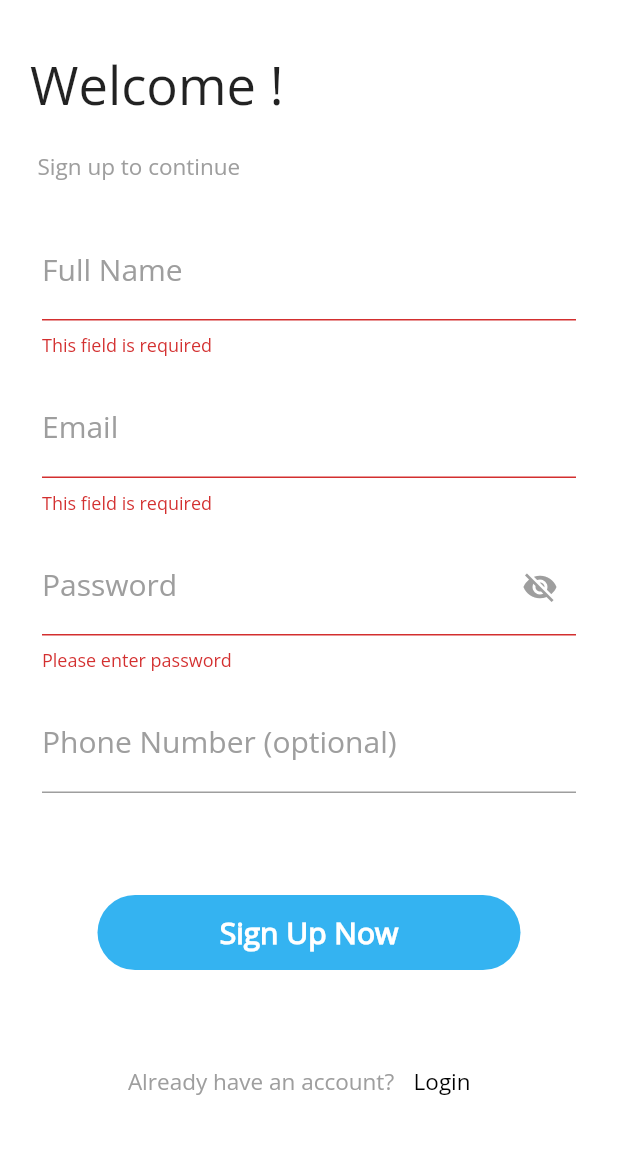
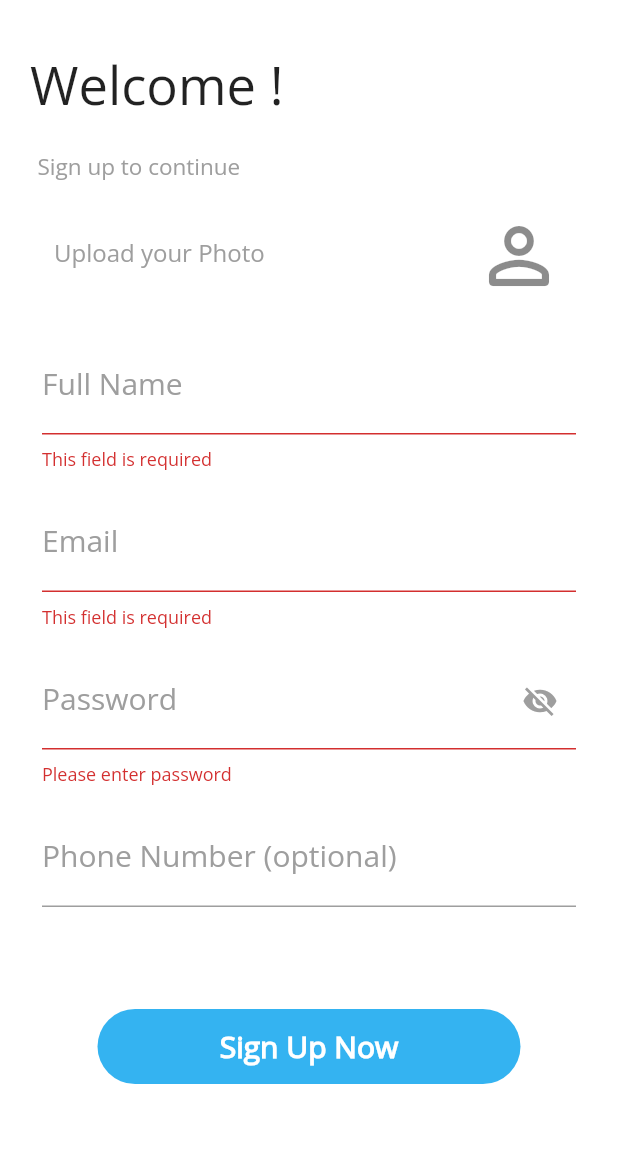
Before and after one commit to yazanR2000/StackExchange, a Flutter app: the SignUp screen opened by its route, after a tap on "Sign Up Now", on a phone screen of 412 x 824 dp, the part 65-1219 px from its top. Run offline on Flutter 3.47's test engine with Material 2 defaults, Android fonts, the phone set to English and light mode, and no system bars; our stand-ins replace cloud_firestore, firebase_auth, firebase_core, firebase_storage, font_awesome_flutter, google_sign_in and 1 more; accounts and stored records are empty; network calls fail.

Commit message:
upload image

```diff
--- a/lib/models/google.dart
+++ b/lib/models/google.dart
@@ -19,6 +19,7 @@ Future signInWithGoogle() async {
     await FirebaseFirestore.instance.collection("Users").doc(userId).set({
       "Full name": googleUser!.displayName,
       "Phone number": "07xxxxx",
+      "User image": googleUser.photoUrl,
     });
   } catch (err) {
     throw err;
--- a/lib/screens/CommentsSheet.dart
+++ b/lib/screens/CommentsSheet.dart
@@ -105,7 +105,7 @@ class _CommentSheetState extends State<CommentSheet> {
                       decoration: BoxDecoration(
                         image: DecorationImage(
                           image: FileImage(
-                            i.File(images[index]!.path),
+                            i.File(images[index].path),
                           ),
                         ),
                       ),
@@ -131,7 +131,6 @@ class _CommentSheetState extends State<CommentSheet> {
           ],
         ),
       ),
-
     );
   }
 }
--- a/lib/screens/login_signUP/signup.dart
+++ b/lib/screens/login_signUP/signup.dart
@@ -2,6 +2,7 @@ import 'dart:io';
 
 import 'package:cloud_firestore/cloud_firestore.dart';
 import 'package:firebase_auth/firebase_auth.dart';
+import 'package:firebase_storage/firebase_storage.dart';
 import 'package:flutter/cupertino.dart';
 import 'package:flutter/material.dart';
 import 'package:font_awesome_flutter/font_awesome_flutter.dart';
@@ -79,6 +80,54 @@ class _SignUpState extends State<SignUp> {
                           color: Colors.grey,
                         ),
                       ),
+                    ),
+                    SizedBox(
+                      height: 20,
+                    ),
+                    // Padding(
+                    //   padding: const EdgeInsets.only(right: 45, left: 45),
+                    //   child: ElevatedButton.icon(
+                    //     icon: const Icon(
+                    //         CupertinoIcons.photo_fill_on_rectangle_fill),
+                    //     onPressed: () {
+                    //       getImage();
+                    //     },
+                    //     label: const Text(
+                    //       "Upload your Photo",
+                    //     ),
+                    //   ),
+                    // ),
+                    // _image != null
+                    //     ? Image.file(
+                    //         _image!,
+                    //         width: 50,
+                    //         height: 50,
+                    //         fit: BoxFit.cover,
+                    //       )
+                    //     : Icon(
+                    //         Icons.person_outline_rounded,
+                    //         size: 70,
+                    //       ),
+                    ListTile(
+                      title: Text(
+                        "Upload your Photo",
+                        style: TextStyle(color: Colors.grey),
+                      ),
+                      onTap: () {
+                        getImage();
+                      },
+                      // dense: true,
+                      trailing: _image != null
+                          ? Image.file(
+                              _image!,
+                              width: 70,
+                              height: 70,
+                              fit: BoxFit.cover,
+                            )
+                          : Icon(
+                              Icons.person_outline_rounded,
+                              size: 60,
+                            ),
                     ),
                     SizedBox(
                       height: 20,
@@ -193,31 +242,6 @@ class _SignUpState extends State<SignUp> {
                     SizedBox(
                       height: 20,
                     ),
-                    // Padding(
-                    //   padding: const EdgeInsets.only(right: 45, left: 45),
-                    //   child: ElevatedButton.icon(
-                    //     icon: const Icon(
-                    //         CupertinoIcons.photo_fill_on_rectangle_fill),
-                    //     onPressed: () {
-                    //       getImage();
-                    //     },
-                    //     label: const Text(
-                    //       "Upload your Photo",
-                    //     ),
-                    //   ),
-                    // ),
-                    // _image != null
-                    //     ? Image.file(
-                    //         _image!,
-                    //         width: 50,
-                    //         height: 50,
-                    //         fit: BoxFit.cover,
-                    //       )
-                    //     : IconButton(
-                    //         onPressed: () {},
-                    //         icon: Icon(Icons.person_outline_rounded,size: 70,),
-
-                    //       ),
                     SizedBox(
                       height: 40,
                     ),
@@ -246,10 +270,18 @@ class _SignUpState extends State<SignUp> {
                               if (myUser != null) {
                                 final userId =
                                     FirebaseAuth.instance.currentUser!.uid;
+                                FirebaseStorage storage =
+                                    FirebaseStorage.instance;
+                                Reference ref =
+                                    storage.ref().child("Users").child(userId);
+                                await ref.putFile(File(_image!.path));
+                                String imageUrl = await ref.getDownloadURL();
+
                                 await FirebaseFirestore.instance
                                     .collection("Users")
                                     .doc(userId)
                                     .set({
+                                  "User image": imageUrl,
                                   "Full name": fullnameController.text,
                                   "Phone number": phoneNumberController.text,
                                 });
--- a/lib/screens/profile.dart
+++ b/lib/screens/profile.dart
@@ -73,7 +73,6 @@ class Profile extends StatelessWidget {
               );
             },
           ),
-
         ),
       ),
     );
--- a/lib/widgets/Drawer.dart
+++ b/lib/widgets/Drawer.dart
@@ -29,7 +29,7 @@ class _AppDrawerState extends State<AppDrawer> {
             decoration: BoxDecoration(color: Colors.black87),
             accountEmail: Text(FirebaseAuth.instance.currentUser!.email!),
             currentAccountPicture: Image(
-              image: NetworkImage(imageURL),
+              image: NetworkImage(_user.userData['User image']),
             ),
           ),
           ListTile(
@@ -43,7 +43,10 @@ class _AppDrawerState extends State<AppDrawer> {
             },
           ),
           ListTile(
-            title: Text("Saved posts",style: Theme.of(context).textTheme.bodyText2,),
+            title: Text(
+              "Saved posts",
+              style: Theme.of(context).textTheme.bodyText2,
+            ),
             trailing: const Icon(Icons.bookmark),
             onTap: () {},
           ),
@@ -54,7 +57,6 @@ class _AppDrawerState extends State<AppDrawer> {
             ),
             trailing: Icon(
               Icons.logout,
-
             ),
             onTap: () async {
               await FirebaseAuth.instance.signOut();
```
